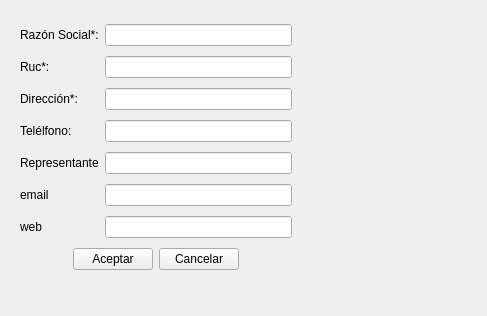
This is vitrina/ui_agregar_empresa.ui in rodety/manager as Qt 5 draws it before an edit. The edited form follows.
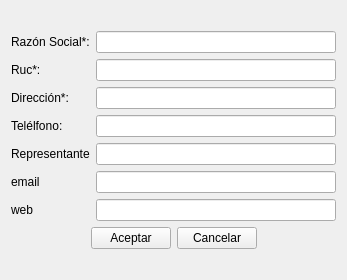
This is the edited form.

Patch:
```diff
--- a/vitrina/ui_agregar_empresa.ui
+++ b/vitrina/ui_agregar_empresa.ui
@@ -6,22 +6,15 @@
    <rect>
     <x>0</x>
     <y>0</y>
-    <width>487</width>
-    <height>316</height>
+    <width>347</width>
+    <height>280</height>
    </rect>
   </property>
   <property name="windowTitle">
    <string>Form</string>
   </property>
-  <widget class="QWidget" name="layoutWidget">
-   <property name="geometry">
-    <rect>
-     <x>20</x>
-     <y>20</y>
-     <width>272</width>
-     <height>262</height>
-    </rect>
-   </property>
+  <layout class="QGridLayout" name="gridLayout_2">
+   <item row="0" column="0">
    <layout class="QGridLayout" name="gridLayout">
     <item row="4" column="0">
      <widget class="QLabel" name="label">
@@ -138,8 +131,20 @@
      </widget>
     </item>
    </layout>
-  </widget>
- </widget>
+   </item>
+  </layout>
+ </widget>
+ <tabstops>
+  <tabstop>lineEdit_raz_social</tabstop>
+  <tabstop>lineEdit__ruc</tabstop>
+  <tabstop>lineEdit__direccion</tabstop>
+  <tabstop>lineEdit_telefono</tabstop>
+  <tabstop>lineEdit_representante</tabstop>
+  <tabstop>lineEdit_email</tabstop>
+  <tabstop>lineEdit_web</tabstop>
+  <tabstop>pushButton_accept</tabstop>
+  <tabstop>pushButton_cancel</tabstop>
+ </tabstops>
  <resources/>
  <connections/>
 </ui>
```
Lines whose indentation alone changed are shown as unchanged.
